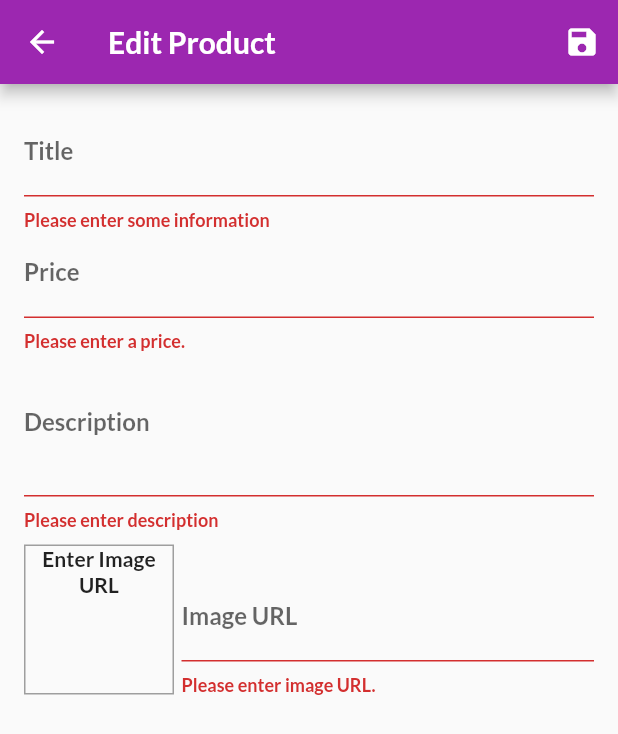
After one commit to Sikandarkhaan07/shop_app, a Flutter app: the EditProductScreen screen opened by its route, after a tap on the "save" icon, on a phone screen of 412 x 824 dp. The commit adds this screen. Shown: the top 734 px of the screen. Run offline on Flutter 3.47's test engine with Material 2 defaults, Android fonts, the phone set to English and light mode, and no system bars; missing offline and left inert: dart:ffi; network calls fail.

Commit message:
now i have added some new features to this app that expand my knowledge and understand how to use suitable resources in a correct place.

```diff
--- a/lib/providers/products.dart
+++ b/lib/providers/products.dart
@@ -7,11 +7,12 @@ class Product with ChangeNotifier{
   final String imageUrl;
   bool isFavorite;
   Product({
-    required this.id,
-    required this.title,
-    required this.description,
-    required this.imageUrl,
-    required this.price,
+
+    @required this.id,
+    @required this.title,
+    @required this.description,
+    @required this.imageUrl,
+    @required this.price,
     this.isFavorite = false,
 });
 
--- /dev/null
+++ b/lib/screens/edit_product_screen.dart
@@ -0,0 +1,220 @@
+import 'package:flutter/material.dart';
+import '../providers/products.dart';
+
+class EditProductScreen extends StatefulWidget {
+  static const routeName = '/edit-product';
+
+  @override
+  State<EditProductScreen> createState() => _EditProductScreenState();
+}
+
+class _EditProductScreenState extends State<EditProductScreen> {
+  final _priceFocusNode = FocusNode();
+  final _descriptionFocusNode = FocusNode();
+  final _imageUrlFocusNode = FocusNode();
+  final _imageUrlController = TextEditingController();
+  final _form = GlobalKey<FormState>();
+  var _editedProduct = Product(
+    id: null,
+    title: '',
+    description: '',
+    imageUrl: '',
+    price: 0,
+  );
+
+  @override
+  void initState() {
+    _imageUrlFocusNode.addListener(_updateImageUrl);
+    super.initState();
+  }
+
+  void _updateImageUrl() {
+    if (!_imageUrlFocusNode.hasFocus) {
+      setState(() {});
+    }
+  }
+
+  void _saveForm() {
+    final isValid = _form.currentState.validate();
+    if (!isValid) {
+      return;
+    }
+    _form.currentState.save();
+  }
+
+  @override
+  void dispose() {
+    _priceFocusNode.dispose();
+    _imageUrlFocusNode.dispose();
+    _descriptionFocusNode.dispose();
+    _imageUrlController.dispose();
+    _imageUrlFocusNode.removeListener(_updateImageUrl);
+    super.dispose();
+  }
+
+  @override
+  Widget build(BuildContext context) {
+    return Scaffold(
+      appBar: AppBar(
+        title: const Text('Edit Product'),
+        actions: [
+          IconButton(
+            onPressed: _saveForm,
+            icon: const Icon(Icons.save),
+          ),
+        ],
+      ),
+      body: Padding(
+        padding: const EdgeInsets.all(16),
+        child: Form(
+          key: _form,
+          child: ListView(
+            children: [
+              TextFormField(
+                decoration: const InputDecoration(labelText: 'Title'),
+                textInputAction: TextInputAction.next,
+                onSaved: (value) {
+                  _editedProduct = Product(
+                    id: _editedProduct.id,
+                    title: value,
+                    description: _editedProduct.description,
+                    imageUrl: _editedProduct.imageUrl,
+                    price: _editedProduct.price,
+                  );
+                },
+                onFieldSubmitted: (_) {
+                  FocusScope.of(context).requestFocus(_priceFocusNode);
+                },
+                validator: (value) {
+                  if (value.isEmpty) {
+                    return 'Please enter some information';
+                  }
+                  return null;
+                },
+              ),
+              TextFormField(
+                decoration: const InputDecoration(labelText: 'Price'),
+                textInputAction: TextInputAction.next,
+                keyboardType: TextInputType.number,
+                focusNode: _priceFocusNode,
+                validator: (value) {
+                  if (value.isEmpty) {
+                    return 'Please enter a price.';
+                  }
+                  if (double.tryParse(value) == null) {
+                    return 'Please enter a valid number.';
+                  }
+                  if (double.parse(value) <= 0) {
+                    return 'Please enter a number greater than 0.';
+                  }
+                  return null;
+                },
+                onSaved: (value) {
+                  _editedProduct = Product(
+                    id: _editedProduct.id,
+                    title: _editedProduct.title,
+                    description: _editedProduct.description,
+                    imageUrl: _editedProduct.imageUrl,
+                    price: double.parse(value),
+                  );
+                },
+                onFieldSubmitted: (_) {
+                  FocusScope.of(context).requestFocus(_descriptionFocusNode);
+                },
+              ),
+              TextFormField(
+                decoration: const InputDecoration(labelText: 'Description'),
+                keyboardType: TextInputType.multiline,
+                maxLines: 3,
+                focusNode: _descriptionFocusNode,
+                validator: (value) {
+                  if (value.isEmpty) {
+                    return 'Please enter description';
+                  }
+                  if(value.length < 10){
+                    return 'length should be greater than 10.';
+                  }
+                  return null;
+                },
+                onSaved: (value) {
+                  _editedProduct = Product(
+                    id: _editedProduct.id,
+                    title: _editedProduct.title,
+                    description: value,
+                    imageUrl: _editedProduct.imageUrl,
+                    price: _editedProduct.price,
+                  );
+                },
+              ),
+              Row(
+                crossAxisAlignment: CrossAxisAlignment.end,
+                children: [
+                  Container(
+                    width: 100,
+                    height: 100,
+                    margin: const EdgeInsets.only(
+                      top: 10,
+                      right: 5,
+                    ),
+                    decoration: BoxDecoration(
+                      border: Border.all(
+                        width: 1,
+                        color: Colors.grey,
+                      ),
+                    ),
+                    child: _imageUrlController.text.isEmpty
+                        ? const Text(
+                            'Enter Image URL',
+                            textAlign: TextAlign.center,
+                          )
+                        : FittedBox(
+                            child: Image.network(
+                              _imageUrlController.text,
+                              fit: BoxFit.cover,
+                            ),
+                          ),
+                  ),
+                  Expanded(
+                      child: TextFormField(
+                    decoration: const InputDecoration(labelText: 'Image URL'),
+                    keyboardType: TextInputType.url,
+                    textInputAction: TextInputAction.done,
+                    controller: _imageUrlController,
+                    focusNode: _imageUrlFocusNode,
+                        validator: (value) {
+                          if (value.isEmpty) {
+                            return 'Please enter image URL.';
+                          }
+                          if(!value.startsWith('http') && !value.startsWith('https')){
+                            return 'Please enter a valid URL.';
+                          }
+                          if(!value.endsWith('.png') && !value.endsWith('.jpg') && !value.endsWith('.jpeg')){
+                            return 'Please enter a valid URL.';
+                          }
+                          return null;
+                        },
+                    onSaved: (value) {
+                      _editedProduct = Product(
+                        id: _editedProduct.id,
+                        title: _editedProduct.title,
+                        description: _editedProduct.description,
+                        imageUrl: value,
+                        price: _editedProduct.price,
+                      );
+                    },
+                    onFieldSubmitted: (_) {
+                      _saveForm();
+                    },
+                    // onEditingComplete: () {
+                    //   setState(() {});
+                    // },
+                  )),
+                ],
+              )
+            ],
+          ),
+        ),
+      ),
+    );
+  }
+}
--- a/lib/screens/product_overview_screen.dart
+++ b/lib/screens/product_overview_screen.dart
@@ -13,7 +13,6 @@ enum filterOptions {
 }
 
 class ProductOverviewScreen extends StatefulWidget {
-  const ProductOverviewScreen({Key? key}) : super(key: key);
 
   @override
   State<ProductOverviewScreen> createState() => _ProductOverviewScreenState();
--- a/lib/widgets/app_drawer.dart
+++ b/lib/widgets/app_drawer.dart
@@ -1,6 +1,7 @@
 import 'package:flutter/material.dart';
 
 import '../screens/orders_screen.dart';
+import '../screens/user_products_screen.dart';
 
 class AppDrawer extends StatelessWidget {
   @override
@@ -23,9 +24,17 @@ class AppDrawer extends StatelessWidget {
           const Divider(),
           ListTile(
             leading: const Icon(Icons.payment),
-            title: const Text('Payment'),
+            title: const Text('Order'),
             onTap: (){
               Navigator.of(context).pushReplacementNamed(OrdersScreen.routeName);
+            },
+          ),
+          const Divider(),
+          ListTile(
+            leading: const Icon(Icons.edit),
+            title: const Text('Manage Orders'),
+            onTap: (){
+              Navigator.of(context).pushReplacementNamed(UserProductsScreen.routeName);
             },
           ),
         ],
--- a/lib/widgets/badge.dart
+++ b/lib/widgets/badge.dart
@@ -6,8 +6,8 @@ class Badge extends StatelessWidget {
   final Color color;
 
   Badge({
-    required this.child,
-    required this.value,
+    @required this.child,
+    @required this.value,
     this.color = Colors.red,
   });
 
@@ -27,7 +27,7 @@ class Badge extends StatelessWidget {
             // color: Theme.of(context).accentColor,
             decoration: BoxDecoration(
               borderRadius: BorderRadius.circular(10.0),
-              color: color != null ? color : Theme.of(context).accentColor,
+              color: color ?? Theme.of(context).accentColor,
             ),
             constraints:const BoxConstraints(
               minWidth: 16,
--- a/pubspec.yaml
+++ b/pubspec.yaml
@@ -18,7 +18,7 @@ publish_to: 'none' # Remove this line if you wish to publish to pub.dev
 version: 1.0.0+1
 
 environment:
-  sdk: ">=2.17.6 <3.0.0"
+  sdk: ">=2.9.0 <3.0.0"
 
 # Dependencies specify other packages that your package needs in order to work.
 # To automatically upgrade your package dependencies to the latest versions
```
Also changed, not shown: lib/main.dart (+5 -2 lines), lib/providers/cart.dart (+32 -11 lines), lib/providers/orders.dart (+4 -4 lines), lib/screens/user_products_screen.dart (added, +44 -0 lines), lib/widgets/cart_item.dart (+29 -5 lines), lib/widgets/product_item.dart (+14 -2 lines), lib/widgets/user_product_item.dart (added, +37 -0 lines), pubspec.lock.
